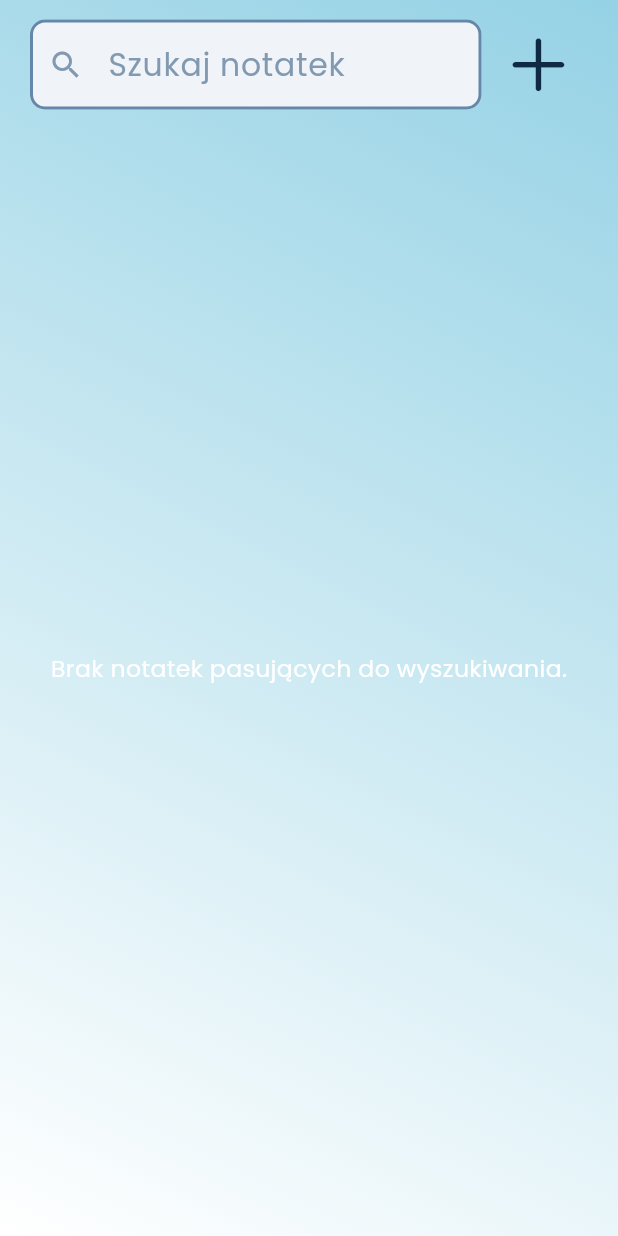
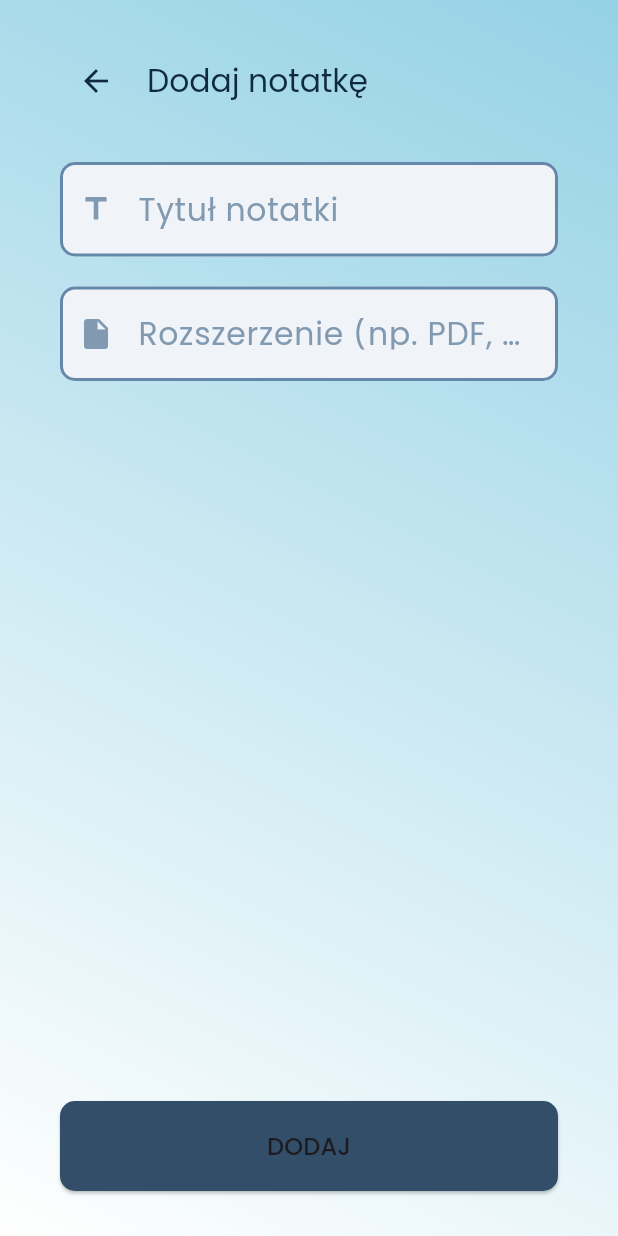
Before and after one commit to Miszczykk/dasz_spisac, a Flutter app: the _MainPageContent screen opened directly, after a tap on an icon or button, on a phone screen of 412 x 824 dp. Run offline on Flutter 3.47's test engine with Material 3 defaults, Android fonts, the light colour scheme and no system bars; our stand-ins replace flutter_dotenv, hive_flutter, supabase_flutter; accounts and stored records are empty.

Commit message:
modified:   .metadata 	modified:   lib/services/database_service.dart 	modified:   lib/theme/widgets/note_card.dart 	new file:   lib/viewmodels/add_note_viewmodel.dart 	new file:   lib/views/add_note_page.dart 	modified:   lib/views/main_page.dart 	modified:   pubspec.yaml 	new file:   web/favicon.png 	new file:   web/icons/Icon-192.png 	new file:   web/icons/Icon-512.png 	new file:   web/icons/Icon-maskable-192.png 	new file:   web/icons/Icon-maskable-512.png 	new file:   web/index.html 	new file:   web/manifest.json

```diff
--- a/lib/services/database_service.dart
+++ b/lib/services/database_service.dart
@@ -27,4 +27,8 @@ class DatabaseService {
       }).toList();
     });
   }
+
+  Future<void> addNote(String domain, Map<String, dynamic> noteData) async {
+    await Supabase.instance.client.from(domain).insert(noteData);
+  }
 }
--- /dev/null
+++ b/lib/views/add_note_page.dart
@@ -0,0 +1,98 @@
+import 'package:flutter/material.dart';
+import 'package:provider/provider.dart';
+import 'package:dasz_spisac/theme/widgets/gradient_scaffold.dart';
+import 'package:dasz_spisac/viewmodels/add_note_viewmodel.dart';
+
+class AddNotePage extends StatelessWidget {
+  const AddNotePage({super.key});
+
+  @override
+  Widget build(BuildContext context) {
+    return ChangeNotifierProvider(
+      create: (_) => AddNoteViewModel(),
+      child: const _AddNotePageContent(),
+    );
+  }
+}
+
+class _AddNotePageContent extends StatelessWidget {
+  const _AddNotePageContent();
+
+  @override
+  Widget build(BuildContext context) {
+    final viewModel = Provider.of<AddNoteViewModel>(context);
+
+    return GradientScaffold(
+      body: SafeArea(
+        child: Padding(
+          padding: const EdgeInsets.all(20.0),
+          child: Column(
+            crossAxisAlignment: CrossAxisAlignment.stretch,
+            children: [
+              Row(
+                children: [
+                  IconButton(
+                    icon: const Icon(Icons.arrow_back),
+                    onPressed: () => Navigator.pop(context),
+                  ),
+                  const SizedBox(width: 10),
+                  Text(
+                    'Dodaj notatkę',
+                    style: Theme.of(context).textTheme.headlineSmall,
+                  ),
+                ],
+              ),
+              const SizedBox(height: 30),
+              TextField(
+                controller: viewModel.titleController,
+                decoration: const InputDecoration(
+                  labelText: 'Tytuł notatki',
+                  border: OutlineInputBorder(),
+                  prefixIcon: Icon(Icons.title),
+                ),
+              ),
+              const SizedBox(height: 20),
+              TextField(
+                controller: viewModel.extensionController,
+                decoration: const InputDecoration(
+                  labelText: 'Rozszerzenie (np. PDF, DOCX)',
+                  border: OutlineInputBorder(),
+                  prefixIcon: Icon(Icons.insert_drive_file),
+                ),
+              ),
+              const Spacer(),
+              ElevatedButton(
+                onPressed: viewModel.isLoading
+                    ? null
+                    : () async {
+                        final success = await viewModel.addNote();
+                        if (context.mounted) {
+                          if (success) {
+                            Navigator.pop(context);
+                            ScaffoldMessenger.of(context).showSnackBar(
+                              const SnackBar(content: Text('Dodano notatkę!')),
+                            );
+                          } else {
+                            ScaffoldMessenger.of(context).showSnackBar(
+                              const SnackBar(content: Text('Wystąpił błąd lub puste pola')),
+                            );
+                          }
+                        }
+                      },
+                style: ElevatedButton.styleFrom(
+                  minimumSize: const Size(double.infinity, 60),
+                ),
+                child: viewModel.isLoading
+                    ? const CircularProgressIndicator()
+                    : Text(
+                        'DODAJ',
+                        style: Theme.of(context).textTheme.titleMedium,
+                      ),
+              ),
+            ],
+          ),
+        ),
+      ),
+    );
+  }
+}
--- a/lib/views/main_page.dart
+++ b/lib/views/main_page.dart
@@ -4,8 +4,9 @@ import 'package:provider/provider.dart';
 import 'package:dasz_spisac/theme/widgets/gradient_scaffold.dart';
 import 'package:dasz_spisac/viewmodels/main_viewmodel.dart';
 import 'package:dasz_spisac/theme/widgets/note_card.dart';
+import 'package:dasz_spisac/views/add_note_page.dart';
 
-class MainPage extends StatelessWidget{
+class MainPage extends StatelessWidget {
   const MainPage({super.key});
   @override
   Widget build(BuildContext context) {
@@ -16,7 +17,7 @@ class MainPage extends StatelessWidget{
   }
 }
 
-class _MainPageContent extends StatelessWidget{
+class _MainPageContent extends StatelessWidget {
   const _MainPageContent();
 
   @override
@@ -36,22 +37,22 @@ class _MainPageContent extends StatelessWidget{
                       decoration: const InputDecoration(
                           border: OutlineInputBorder(),
                           labelText: 'Szukaj notatek',
-                            prefixIcon: Icon(Icons.search)
-                          )
-                      )
-                  ),
+                          prefixIcon: Icon(Icons.search)))),
               const SizedBox(width: 5),
               IconButton(
                 icon: const Icon(CupertinoIcons.add, size: 50),
-                    onPressed: (){},
+                onPressed: () {
+                  Navigator.push(
+                    context,
+                    MaterialPageRoute(
+                        builder: (context) => const AddNotePage()),
+                  );
+                },
               )
             ],
           ),
-
-              Expanded(
-                  child: Consumer<MainViewmodel>(
-                    builder: (context, vm, child){
-                      if(vm.notes.isEmpty){
+          Expanded(child: Consumer<MainViewmodel>(builder: (context, vm, child) {
+            if (vm.notes.isEmpty) {
               return const Center(
                 child: Text('Brak notatek pasujących do wyszukiwania.'),
               );
@@ -59,24 +60,19 @@ class _MainPageContent extends StatelessWidget{
 
             return ListView.builder(
               itemCount: vm.notes.length,
-                        itemBuilder: (context, index){
+              itemBuilder: (context, index) {
                 final note = vm.notes[index];
                 return NoteCard(
                   note: note,
-                            onDownloadTap: (){
-                              SnackBar(
-                                  content: Text('Kliknięto ${note['title']}')
-                              );
+                  onDownloadTap: () {
+                    SnackBar(content: Text('Kliknięto ${note['title']}'));
                   },
                 );
               },
             );
-                    }
-                  )
-              )
+          }))
         ],
       ),
-        )
-    );
+    ));
   }
 }
--- a/pubspec.yaml
+++ b/pubspec.yaml
@@ -68,6 +68,7 @@ flutter:
   # the material Icons class.
   uses-material-design: true
   assets:
+    - assets/fonts/
     - .env
 
   # To add assets to your application, add an assets section, like this:
```
Also changed, not shown: lib/theme/widgets/note_card.dart (+23 -17 lines), lib/viewmodels/add_note_viewmodel.dart (added, +58 -0 lines), 8 other files. Lines whose indentation alone changed are shown as unchanged.
